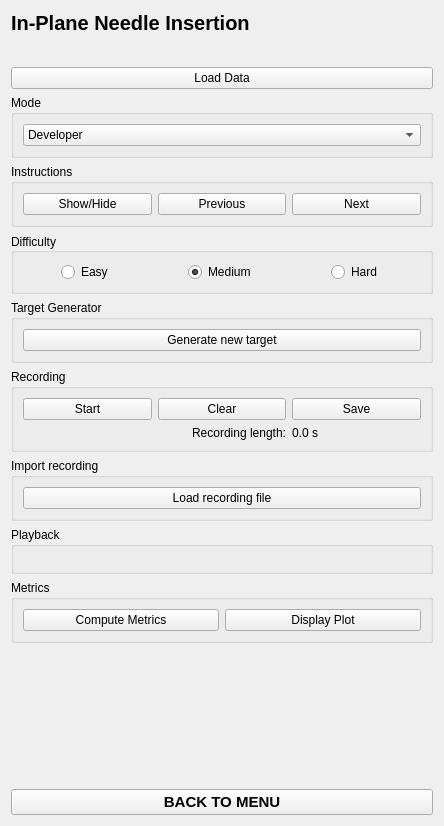
Qt form Modules/ExerciseInPlaneNeedleInsertion/Resources/UI/ExerciseInPlaneNeedleInsertion.ui (EBATINCA/TrainUS) before a commit.
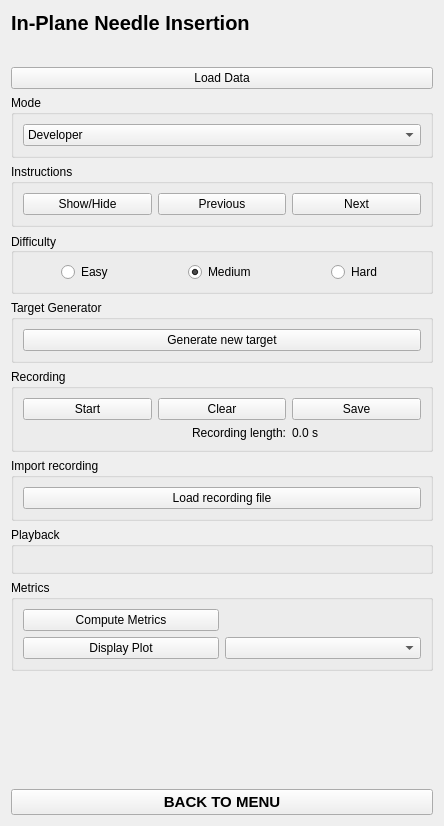
The same form after that commit. Custom widgets are drawn as their Qt base class.

Commit message:
ENH: Improve metric visualization in plot chart
Improvements: (1) combo box added in UI to enable users to select which metric to visualize in plot, and (2) add cursor in plot chart to indicate current metric values during sequence playback.

Re #10

The edit to the form file:
```diff
--- a/Modules/ExerciseInPlaneNeedleInsertion/Resources/UI/ExerciseInPlaneNeedleInsertion.ui
+++ b/Modules/ExerciseInPlaneNeedleInsertion/Resources/UI/ExerciseInPlaneNeedleInsertion.ui
@@ -251,21 +251,30 @@
      <property name="title">
       <string>Metrics</string>
      </property>
-     <layout class="QHBoxLayout" name="horizontalLayout_4">
-      <item>
+     <layout class="QGridLayout" name="gridLayout_3">
+      <item row="0" column="0">
        <widget class="QPushButton" name="computeMetricsButton">
         <property name="text">
          <string>Compute Metrics</string>
         </property>
        </widget>
       </item>
-      <item>
+      <item row="1" column="0">
        <widget class="QPushButton" name="displayPlotButton">
         <property name="text">
          <string>Display Plot</string>
         </property>
+        <property name="checkable">
+         <bool>true</bool>
+        </property>
+        <property name="checked">
+         <bool>false</bool>
+        </property>
        </widget>
       </item>
+      <item row="1" column="1">
+       <widget class="QComboBox" name="metricSelectionComboBox"/>
+      </item>
      </layout>
     </widget>
    </item>
```
The commit also changes 1 other file.
